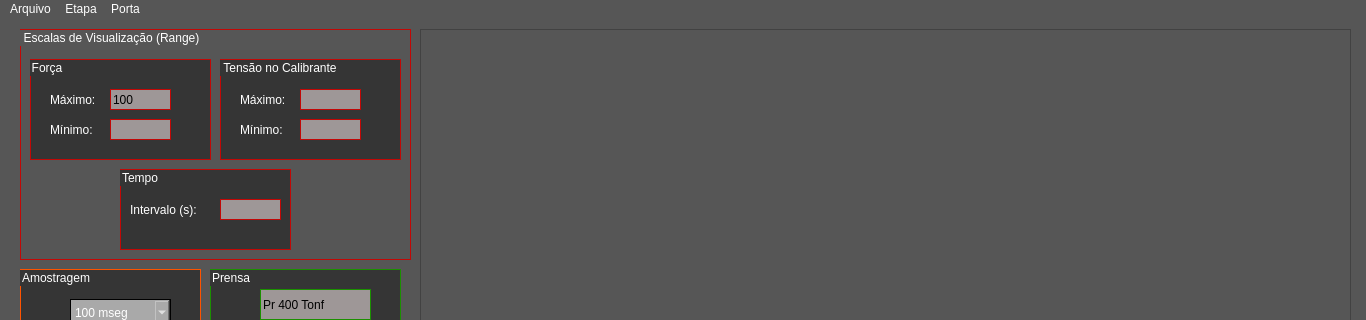
This is Interface/Resources/CalibracaoP.ui in claudinoac/SADAPMAP as Qt 5 draws it before an edit; both pictures show x 0 to 1366 and y 0 to 320 of the 1366 by 695 pixel window. The edited form follows.
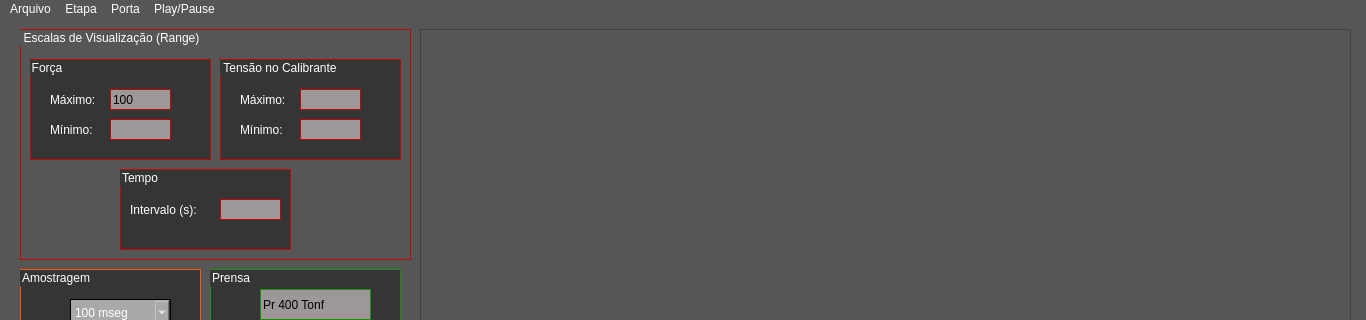
This is the edited form.

The edit to the form file:
```diff
--- a/Interface/Resources/CalibracaoP.ui
+++ b/Interface/Resources/CalibracaoP.ui
@@ -701,9 +701,15 @@
      <string>Porta</string>
     </property>
    </widget>
+   <widget class="QMenu" name="menuPlay_Pause">
+    <property name="title">
+     <string>Play/Pause</string>
+    </property>
+   </widget>
    <addaction name="menuArquivo"/>
    <addaction name="menuEtapa"/>
    <addaction name="menuPorta"/>
+   <addaction name="menuPlay_Pause"/>
   </widget>
   <widget class="QStatusBar" name="menuStatusBar"/>
   <action name="alternaCalibraP">
```
